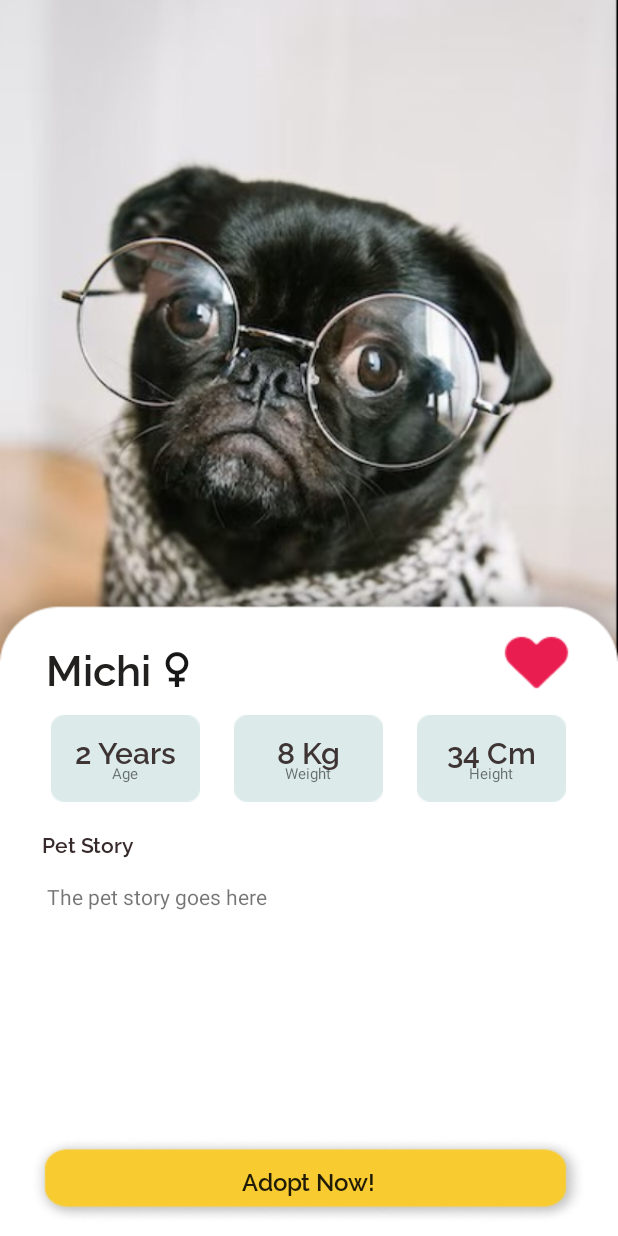
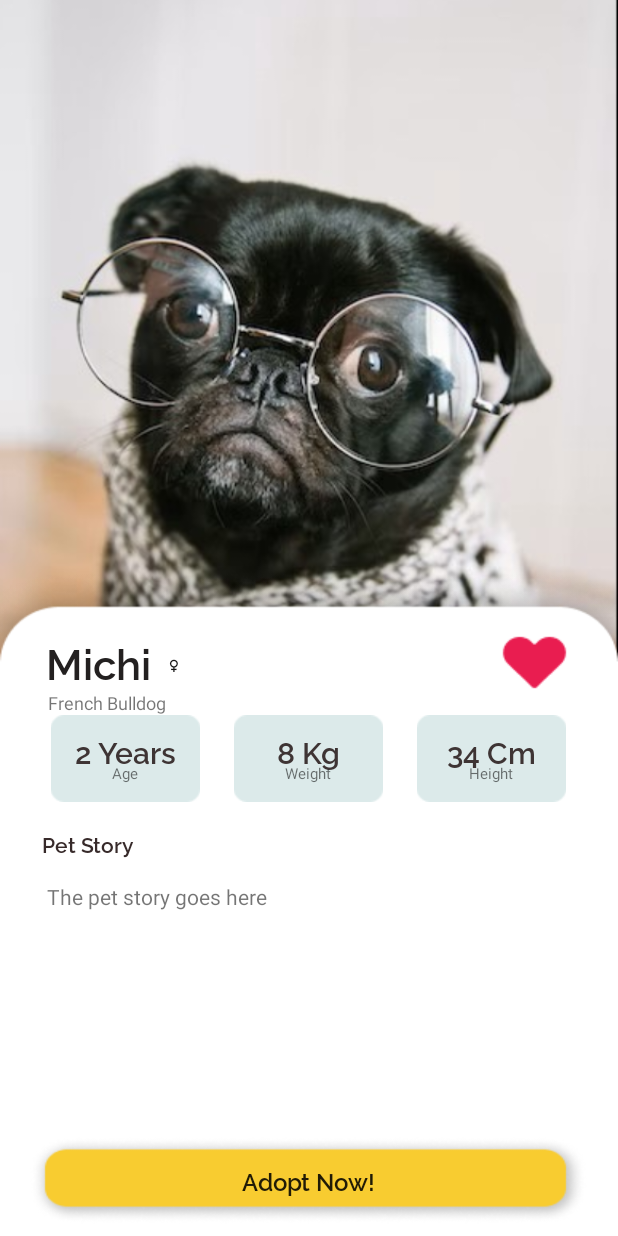
Before and after one commit to ArisandiYudiarta/Petshop, an Android app: the DetailHewan screen opened directly, with no data from a screen before it, on a phone screen of 412 x 824 dp. Run offline under Robolectric (Android 15) with nearby library versions, the phone set to English and light mode, and no system bars.

Commit message:
display data, direct to detail, and display detail done

```diff
--- a/app/src/main/java/com/example/petshop/DetailHewan.java
+++ b/app/src/main/java/com/example/petshop/DetailHewan.java
@@ -1,17 +1,55 @@
 package com.example.petshop;
 
 import androidx.appcompat.app.AppCompatActivity;
+import androidx.appcompat.widget.AppCompatButton;
 
 import android.content.Intent;
+import android.database.Cursor;
+import android.database.sqlite.SQLiteDatabase;
 import android.os.Bundle;
+import android.widget.Button;
+import android.widget.TextView;
+
+import com.example.petshop.database.DataHelpers;
 
 public class DetailHewan extends AppCompatActivity {
+
+    DataHelpers database;
+    TextView nama, umur, deskripsi, kategori, gender, berat, tinggi, id;
+    AppCompatButton btnAdopsi;
+    Cursor cursor;
 
     @Override
     protected void onCreate(Bundle savedInstanceState) {
         super.onCreate(savedInstanceState);
         setContentView(R.layout.activity_detail_hewan);
 
-        Intent pindah = getIntent();
+//        Intent pindah = getIntent();
+
+        database = new DataHelpers(this);
+        id = findViewById(R.id.displayID);
+        nama = findViewById(R.id.displayName);
+        umur = findViewById(R.id.textViewValueUmur);
+        deskripsi = findViewById(R.id.textViewPetStory);
+        kategori = findViewById(R.id.displayBreed);
+        gender = findViewById(R.id.textViewGender);
+        berat = findViewById(R.id.textViewValueBerat);
+        tinggi = findViewById(R.id.textViewTinggi);
+        btnAdopsi = findViewById(R.id.btnAdopt);
+
+        SQLiteDatabase db = database.getReadableDatabase();
+        cursor = db.rawQuery("SELECT * FROM pet_animals_table WHERE Pet_name = '" +
+                getIntent().getStringExtra("nama")+"'",null);
+        cursor.moveToFirst();
+        if(cursor.getCount() >0){
+            id.setText(cursor.getString(0).toString());
+            nama.setText(cursor.getString(1).toString());
+            umur.setText(cursor.getString(2).toString() + " Years");
+            deskripsi.setText(cursor.getString(3).toString());
+            kategori.setText(cursor.getString(4).toString());
+            gender.setText(cursor.getString(5).toString());
+            berat.setText(cursor.getString(6).toString() + "Kg");
+            tinggi.setText(cursor.getString(6).toString() + "Cm");
+        }
     }
 }
--- a/app/src/main/java/com/example/petshop/database/DatabaseTableAnimals.java
+++ b/app/src/main/java/com/example/petshop/database/DatabaseTableAnimals.java
@@ -5,6 +5,7 @@ import android.provider.BaseColumns;
 public class DatabaseTableAnimals {
 
     public static final class AnimalsColumns implements BaseColumns{
+
         public static final String TABLE_NAME = "pet_animals_table";
 
         public static final String COLUMN_PET_TITLE = "Pet_name";
--- a/app/src/main/res/layout/activity_detail_hewan.xml
+++ b/app/src/main/res/layout/activity_detail_hewan.xml
@@ -206,7 +206,7 @@
         </TableRow>
 
         <androidx.appcompat.widget.AppCompatButton
-            android:id="@+id/button"
+            android:id="@+id/btnAdopt"
             android:layout_width="wrap_content"
             android:layout_height="58dp"
             android:background="@drawable/btn_adopt_yellow"
@@ -222,10 +222,10 @@
             app:layout_constraintVertical_bias="0.966" />
 
         <TextView
-            android:id="@+id/textView3"
+            android:id="@+id/displayName"
             android:layout_width="wrap_content"
             android:layout_height="wrap_content"
-            android:layout_marginTop="44dp"
+            android:layout_marginTop="40dp"
             android:fontFamily="@font/raleway_semibold"
             android:text="Michi"
             android:textColor="#232020"
@@ -239,15 +239,15 @@
             android:id="@+id/textViewGender"
             android:layout_width="wrap_content"
             android:layout_height="wrap_content"
-            android:layout_marginStart="8dp"
-            android:layout_marginBottom="-4dp"
+            android:layout_marginStart="12dp"
+            android:layout_marginBottom="8dp"
             android:fontFamily="@font/raleway_semibold"
             android:text="♀"
             android:textColor="#171616"
-            android:textSize="34sp"
+            android:textSize="12sp"
             android:textStyle="bold"
-            app:layout_constraintBottom_toBottomOf="@+id/textView3"
-            app:layout_constraintStart_toEndOf="@+id/textView3" />
+            app:layout_constraintBottom_toBottomOf="@+id/displayName"
+            app:layout_constraintStart_toEndOf="@+id/displayName" />
 
         <ImageView
             android:id="@+id/imageView2"
@@ -285,6 +285,28 @@
             app:layout_constraintTop_toBottomOf="@+id/tableRow"
             app:layout_constraintVertical_bias="0.0" />
 
+        <TextView
+            android:id="@+id/displayBreed"
+            android:layout_width="wrap_content"
+            android:layout_height="wrap_content"
+            android:layout_marginStart="32dp"
+            android:text="French Bulldog"
+            android:textSize="12sp"
+            app:layout_constraintStart_toStartOf="parent"
+            app:layout_constraintTop_toBottomOf="@+id/displayName" />
+
     </androidx.constraintlayout.widget.ConstraintLayout>
 
+    <TextView
+        android:id="@+id/displayID"
+        android:layout_width="wrap_content"
+        android:layout_height="wrap_content"
+        android:layout_marginTop="64dp"
+        android:text="TextView"
+        android:visibility="invisible"
+        app:layout_constraintEnd_toEndOf="parent"
+        app:layout_constraintHorizontal_bias="0.498"
+        app:layout_constraintStart_toStartOf="parent"
+        app:layout_constraintTop_toTopOf="@+id/imageView" />
+
 </androidx.constraintlayout.widget.ConstraintLayout>
```
Also changed, not shown: app/src/main/java/com/example/petshop/HomeFragment.java (+43 -4 lines), app/src/main/java/com/example/petshop/database/DataHelpers.java (+14 -8 lines).
